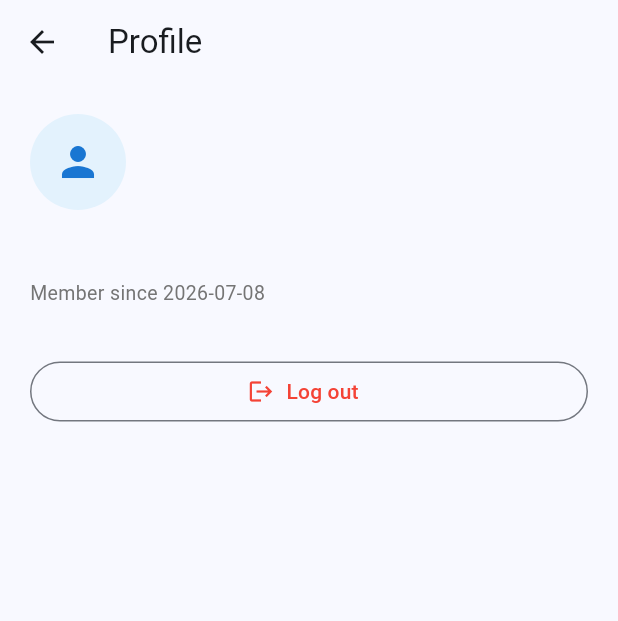
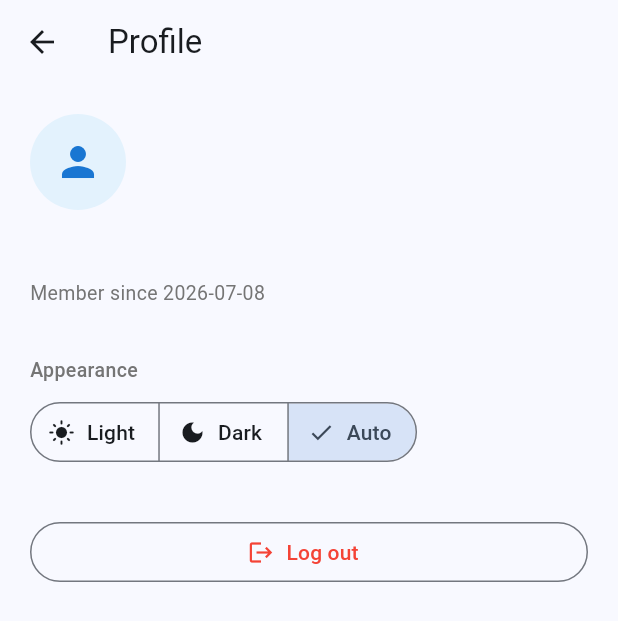
Before and after one commit to abi-cache/RigKeeper, a Flutter app: the ProfileScreen screen opened directly, on a phone screen of 412 x 824 dp. Shown: the top 621 px of the screen. Run offline on Flutter 3.47's test engine with Material 3 defaults, Android fonts, the phone set to English and light mode, and no system bars; our stand-ins replace image_picker, supabase_flutter; accounts and stored records are empty.

Commit message:
Add theme mode selection to ProfileScreen for user customization

```diff
--- a/lib/screens/profile_screen.dart
+++ b/lib/screens/profile_screen.dart
@@ -40,6 +40,38 @@ class ProfileScreen extends StatelessWidget {
               ),
             ],
             const SizedBox(height: 32),
+            Text('Appearance',
+                style: TextStyle(
+                    fontSize: 13,
+                    fontWeight: FontWeight.w500,
+                    color: Colors.grey.shade600)),
+            const SizedBox(height: 8),
+            ValueListenableBuilder<ThemeMode>(
+              valueListenable: themeModeNotifier,
+              builder: (context, mode, _) {
+                return SegmentedButton<ThemeMode>(
+                  segments: const [
+                    ButtonSegment(
+                        value: ThemeMode.light,
+                        icon: Icon(Icons.light_mode, size: 18),
+                        label: Text('Light')),
+                    ButtonSegment(
+                        value: ThemeMode.dark,
+                        icon: Icon(Icons.dark_mode, size: 18),
+                        label: Text('Dark')),
+                    ButtonSegment(
+                        value: ThemeMode.system,
+                        icon: Icon(Icons.brightness_auto, size: 18),
+                        label: Text('Auto')),
+                  ],
+                  selected: {mode},
+                  onSelectionChanged: (newSelection) {
+                    themeModeNotifier.value = newSelection.first;
+                  },
+                );
+              },
+            ),
+            const SizedBox(height: 32),
             SizedBox(
               width: double.infinity,
               child: OutlinedButton.icon(
```
